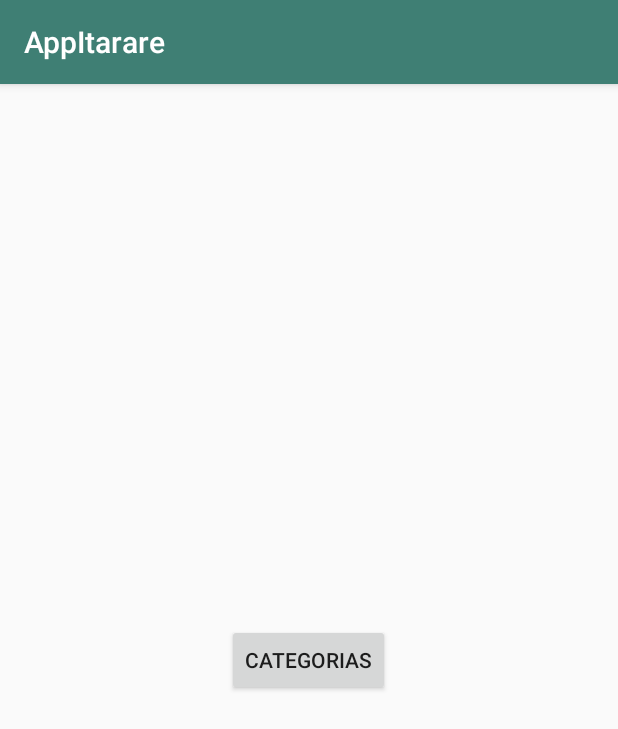
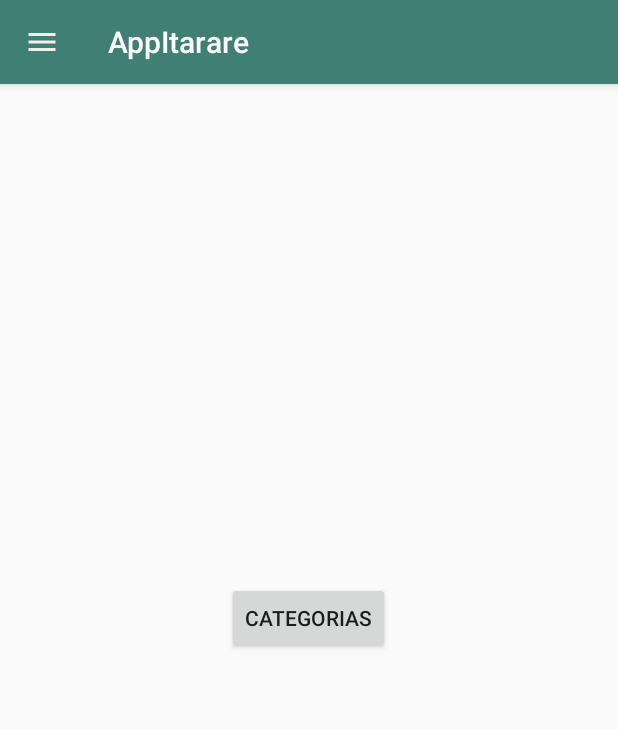
Before and after one commit to pedrvaldir/itaproject, an Android app: the screen it shows after launch (MainActivity), on a phone screen of 412 x 824 dp. Shown: the top 729 px of the screen. Run offline under Robolectric (Android 15) with nearby library versions, the phone set to English and light mode, and no system bars; our stand-ins replace Firebase (no records; nobody signed in at launch, a user with empty details on screens opened directly).

Commit message:
Add new Commit update

```diff
--- a/app/build.gradle
+++ b/app/build.gradle
@@ -37,6 +37,8 @@ dependencies {
     implementation 'com.android.support:appcompat-v7:27.1.1'
     //noinspection GradleCompatible
     implementation 'com.android.support:recyclerview-v7:27.1.1'
+    implementation 'com.android.support:design:28.0.0'
+    implementation 'com.android.support:support-v4:28.0.0'
 }
 
 apply plugin: 'com.google.gms.google-services'
--- a/app/src/main/AndroidManifest.xml
+++ b/app/src/main/AndroidManifest.xml
@@ -21,7 +21,9 @@
         android:roundIcon="@mipmap/ic_launcher_round"
         android:supportsRtl="true"
         android:theme="@style/AppTheme">
-        <activity android:name=".ui.activities.MainActivity" >
+        <activity
+            android:name=".ui.activities.MainActivity"
+            android:theme="@style/AppThemeNoActionBar">
             <intent-filter>
                 <action android:name="android.intent.action.MAIN" />
 
--- a/app/src/main/java/com/example/valdir/appitarare/ui/activities/MainActivity.java
+++ b/app/src/main/java/com/example/valdir/appitarare/ui/activities/MainActivity.java
@@ -2,20 +2,51 @@ package com.example.valdir.appitarare.ui.activities;
 
 import android.content.Intent;
 import android.os.Bundle;
-import android.support.v7.app.AppCompatActivity;
+import android.support.annotation.NonNull;
+import android.support.design.widget.NavigationView;
+import android.support.v7.app.ActionBar;
+import android.view.Menu;
+import android.view.MenuInflater;
+import android.view.MenuItem;
 import android.view.View;
 import android.widget.Button;
+import android.support.v4.widget.DrawerLayout;
+import android.support.v7.app.ActionBarDrawerToggle;
+import android.support.v7.app.AppCompatActivity;
+import android.support.v7.widget.Toolbar;
+import android.widget.Toast;
 
 import com.example.valdir.appitarare.R;
 import com.example.valdir.appitarare.data.SettingsFirebase;
 
 
-public class MainActivity extends AppCompatActivity {
+public class MainActivity extends AppCompatActivity implements NavigationView.OnNavigationItemSelectedListener {
+
+    private DrawerLayout mDrawerLayout;
+    private ActionBarDrawerToggle mDrawerToggle;
 
     @Override
     protected void onCreate(Bundle savedInstanceState) {
         super.onCreate(savedInstanceState);
         setContentView(R.layout.activity_main);
+
+        Toolbar toolbar = findViewById(R.id.toolbar_main);
+        setSupportActionBar(toolbar);
+
+        mDrawerLayout = findViewById(R.id.drawer_layout);
+        mDrawerToggle = new ActionBarDrawerToggle(this, mDrawerLayout,
+                R.string.navigation_drawer_open,
+                R.string.navigation_drawer_close);
+        mDrawerLayout.addDrawerListener(mDrawerToggle);
+
+        if(getSupportActionBar() != null){
+            getSupportActionBar().setDisplayHomeAsUpEnabled(true);
+            getSupportActionBar().setHomeAsUpIndicator(R.drawable.ic_action_menu_white);
+        }
+
+        NavigationView navigationView = findViewById(R.id.nav_view);
+        navigationView.setNavigationItemSelectedListener(this);
+
         /*Criando uma lista,
           Precisa de um arquivo xml para inserir a referencia da lista
           Necessário um List<String> ou um Vector de String para inserir os dados
@@ -39,4 +70,31 @@ public class MainActivity extends AppCompatActivity {
         });
 
     }
+
+    @Override
+    public boolean onOptionsItemSelected(MenuItem item) {
+        return mDrawerToggle.onOptionsItemSelected(item) || super.onOptionsItemSelected(item);
+    }
+
+    @Override
+    public boolean onNavigationItemSelected(@NonNull MenuItem menuItem){
+          switch( menuItem.getItemId()) {
+              case R.id.nav_item_one :
+                  Toast.makeText(this, "Clicked item one", Toast.LENGTH_SHORT).show();
+                  break;
+              case R.id.nav_item_two :
+                  Toast.makeText(this, "Clicked item two", Toast.LENGTH_SHORT).show();
+                  break;
+              case R.id.nav_item_three :
+                  Toast.makeText(this, "Clicked item three", Toast.LENGTH_SHORT).show();
+                  break;
+              case R.id.nav_item_four :
+                  Toast.makeText(this, "Clicked item four", Toast.LENGTH_SHORT).show();
+                  break;
+              default:
+                  Toast.makeText(this, "Clicked other item", Toast.LENGTH_SHORT).show();
+          }
+
+      return false;
+    }
 }
--- /dev/null
+++ b/app/src/main/res/drawable/ic_action_menu_white.xml
@@ -0,0 +1,10 @@
+<vector xmlns:android="http://schemas.android.com/apk/res/android"
+    android:width="24dp"
+    android:height="24dp"
+    android:tint="#EEEEEE"
+    android:viewportHeight="24.0"
+    android:viewportWidth="24.0">
+    <path
+        android:fillColor="#FF000000"
+        android:pathData="M3,18h18v-2L3,16v2zM3,13h18v-2L3,11v2zM3,6v2h18L21,6L3,6z" />
+</vector>
--- a/app/src/main/res/layout/activity_main.xml
+++ b/app/src/main/res/layout/activity_main.xml
@@ -1,4 +1,22 @@
 <?xml version="1.0" encoding="utf-8"?>
+<RelativeLayout xmlns:android="http://schemas.android.com/apk/res/android"
+    android:layout_height="match_parent"
+    android:layout_width="match_parent">
+
+    <android.support.v4.widget.DrawerLayout
+        xmlns:android="http://schemas.android.com/apk/res/android"
+        xmlns:app="http://schemas.android.com/apk/res-auto"
+        xmlns:tools="http://schemas.android.com/tools"
+        android:id="@+id/drawer_layout"
+        android:layout_width="match_parent"
+        android:layout_height="match_parent"
+        tools:openDrawer="start">
+
+        <include
+            layout="@layout/app_bar_main"
+            android:layout_width="match_parent"
+            android:layout_height="match_parent" />
+
         <LinearLayout xmlns:android="http://schemas.android.com/apk/res/android"
             android:layout_width="match_parent"
             android:layout_height="match_parent"
@@ -11,3 +29,15 @@
                 android:text="@string/prompt_category" />
 
         </LinearLayout>
+
+        <android.support.design.widget.NavigationView
+            android:id="@+id/nav_view"
+            android:layout_width="wrap_content"
+            android:layout_height="match_parent"
+            android:layout_gravity="start"
+            app:headerLayout="@layout/drawer_header_main"
+            app:menu="@menu/activity_main_drawer" />
+
+    </android.support.v4.widget.DrawerLayout>
+
+</RelativeLayout>
--- /dev/null
+++ b/app/src/main/res/layout/app_bar_main.xml
@@ -0,0 +1,22 @@
+<?xml version="1.0" encoding="utf-8"?>
+<android.support.design.widget.CoordinatorLayout
+    xmlns:android="http://schemas.android.com/apk/res/android"
+    xmlns:app="http://schemas.android.com/apk/res-auto"
+    android:layout_width="match_parent"
+    android:layout_height="match_parent">
+
+    <android.support.design.widget.AppBarLayout
+        android:layout_width="match_parent"
+        android:layout_height="wrap_content">
+
+        <android.support.v7.widget.Toolbar
+            android:id="@+id/toolbar_main"
+            android:layout_width="match_parent"
+            android:layout_height="?attr/actionBarSize"
+            android:background="?attr/colorPrimary"
+            app:popupTheme="@style/ThemeOverlay.AppCompat.Light"
+            app:theme="@style/ThemeOverlay.AppCompat.Dark.ActionBar"  />
+
+    </android.support.design.widget.AppBarLayout>
+
+</android.support.design.widget.CoordinatorLayout>
--- /dev/null
+++ b/app/src/main/res/menu/activity_main_drawer.xml
@@ -0,0 +1,27 @@
+<?xml version="1.0" encoding="utf-8"?>
+<menu xmlns:android="http://schemas.android.com/apk/res/android">
+    <group>
+        <item android:id="@+id/nav_item_one"
+            android:title="Item 1" />
+        <item android:id="@+id/nav_item_two"
+            android:title="Item 2" />
+        <item android:id="@+id/nav_item_three"
+            android:title="Item 3" />
+    </group>
+
+    <group android:id="@+id/group_menu">
+        <item android:id="@+id/nav_item_four"
+            android:title="Item 4" />
+        <item android:id="@+id/nav_item_five"
+            android:title="Item 5" />
+    </group>
+
+    <item android:title="Title 1">
+        <menu>
+            <item android:id="@+id/nav_item_six"
+                android:title="Item 6" />
+            <item android:id="@+id/nav_item_seven"
+                android:title="Item 7" />
+        </menu>
+    </item>
+</menu>
--- a/app/src/main/res/values/strings.xml
+++ b/app/src/main/res/values/strings.xml
@@ -22,4 +22,6 @@
     <string name="TAG_FRAGMENT_MAPS">Maps Fragment</string>
     <string name="key_title_Adv">titulo</string>
     <string name="key_title_img">Image Adv</string>
+    <string name="navigation_drawer_open">open</string>
+    <string name="navigation_drawer_close">close</string>
 </resources>
--- a/app/src/main/res/values/styles.xml
+++ b/app/src/main/res/values/styles.xml
@@ -2,6 +2,13 @@
 
     <!-- Base application theme. -->
     <style name="AppTheme" parent="Base.Theme.AppCompat.Light.DarkActionBar">
+        <!-- Customize your theme here. -->
+        <item name="colorPrimary">@color/colorPrimary</item>
+        <item name="colorPrimaryDark">@color/colorPrimaryDark</item>
+        <item name="colorAccent">@color/colorAccent</item>
+    </style>
+
+    <style name="AppThemeNoActionBar" parent="Theme.AppCompat.Light.NoActionBar">
         <!-- Customize your theme here. -->
         <item name="colorPrimary">@color/colorPrimary</item>
         <item name="colorPrimaryDark">@color/colorPrimaryDark</item>
--- a/gradle.properties
+++ b/gradle.properties
@@ -10,7 +10,6 @@
 # Specifies the JVM arguments used for the daemon process.
 # The setting is particularly useful for tweaking memory settings.
 org.gradle.jvmargs=-Xmx1536m
-
 # When configured, Gradle will run in incubating parallel mode.
 # This option should only be used with decoupled projects. More details, visit
 # http://www.gradle.org/docs/current/userguide/multi_project_builds.html#sec:decoupled_projects
```
Also changed, not shown: app/src/main/res/layout/drawer_header_main.xml (added, +29 -0 lines). Lines whose indentation alone changed are shown as unchanged.
